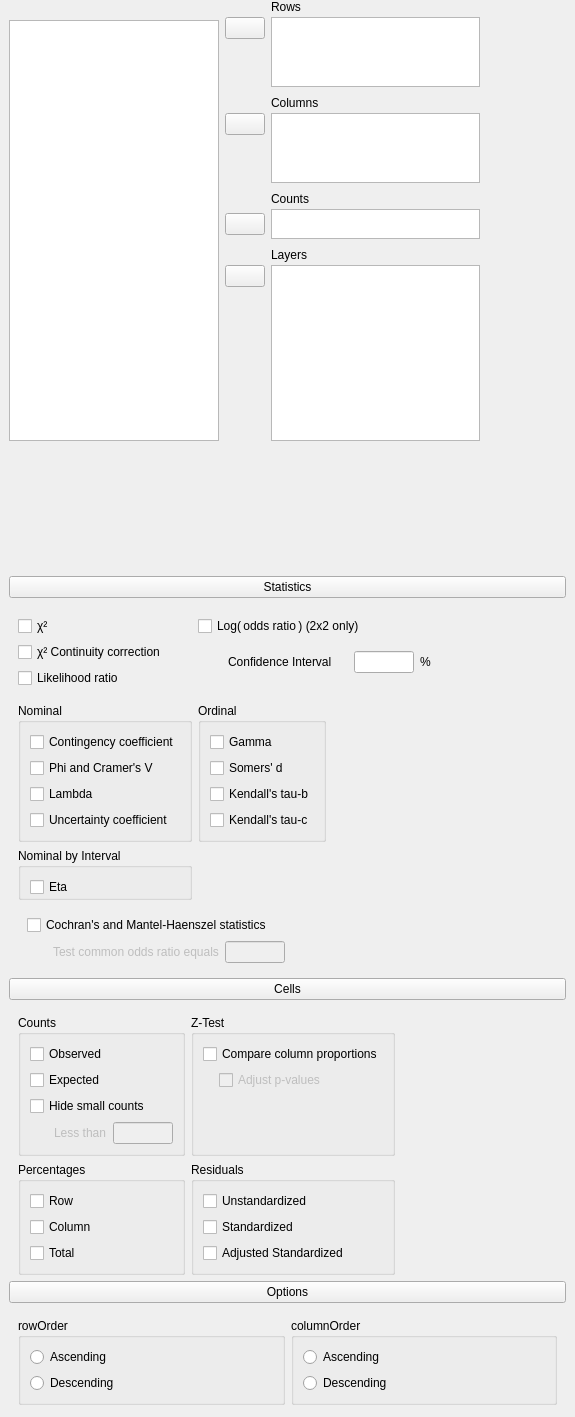
The window that JASP-Desktop/analysisforms/crosstabsform.ui (jasp-stats/jasp-desktop) describes before a commit, drawn with Qt 5.
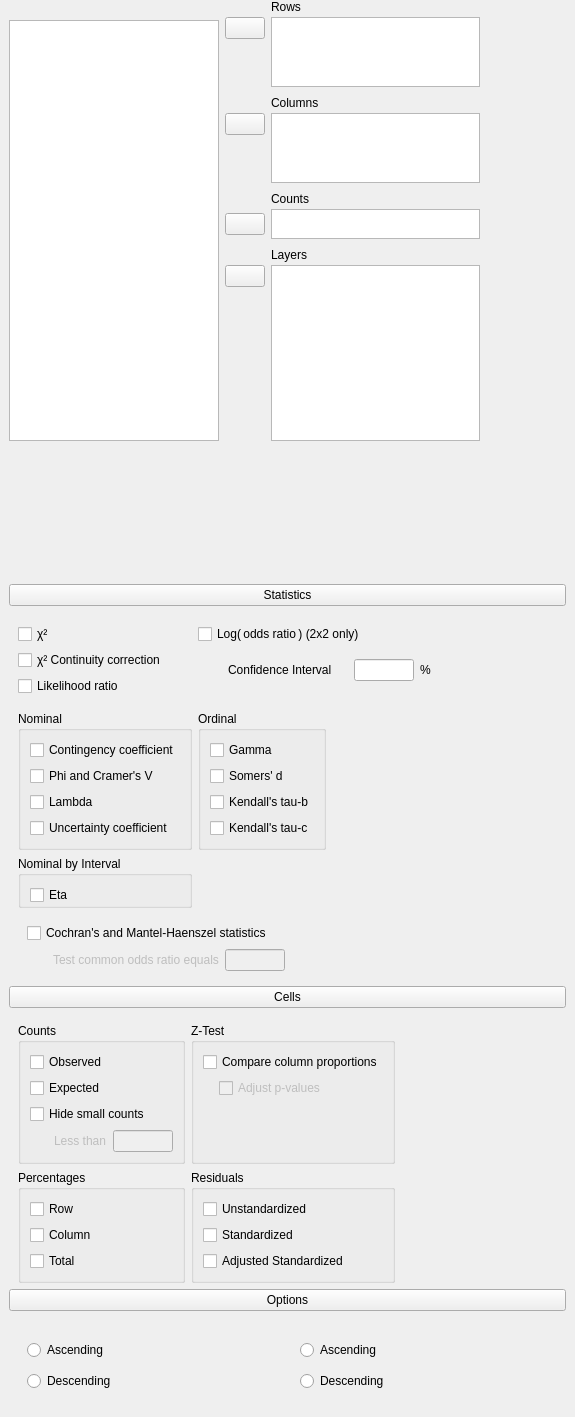
The same window after the commit. Custom widgets are drawn as their Qt base class.

Commit message: Cont. Tables: Enabling row & column order options

What changed in the file:
```diff
--- a/JASP-Desktop/analysisforms/crosstabsform.ui
+++ b/JASP-Desktop/analysisforms/crosstabsform.ui
@@ -633,9 +633,9 @@
        <widget class="QWidget" name="panelOptions" native="true">
         <layout class="QGridLayout" name="gridLayout_21">
          <item row="0" column="0">
-          <widget class="BoundGroupBox" name="rowOrder">
-           <property name="title">
-            <string>rowOrder</string>
+          <widget class="BoundGroupBox" name="rowOrder" native="true">
+           <property name="title" stdset="0">
+            <string>Row Order</string>
            </property>
            <layout class="QGridLayout" name="gridLayout_24">
             <item row="0" column="0">
@@ -656,9 +656,9 @@
           </widget>
          </item>
          <item row="0" column="1">
-          <widget class="BoundGroupBox" name="columnOrder">
-           <property name="title">
-            <string>columnOrder</string>
+          <widget class="BoundGroupBox" name="columnOrder" native="true">
+           <property name="title" stdset="0">
+            <string>Column Order</string>
            </property>
            <layout class="QGridLayout" name="gridLayout_25">
             <item row="0" column="0">
@@ -981,9 +981,20 @@
    <extends>QCheckBox</extends>
    <header>widgets/boundcheckbox.h</header>
   </customwidget>
+  <customwidget>
+   <class>GroupBox</class>
+   <extends>QGroupBox</extends>
+   <header>widgets/groupbox.h</header>
+   <container>1</container>
+  </customwidget>
+  <customwidget>
+   <class>BoundTextBox</class>
+   <extends>QLineEdit</extends>
+   <header>widgets/boundtextbox.h</header>
+  </customwidget>
   <customwidget>
    <class>BoundGroupBox</class>
-   <extends>QGroupBox</extends>
+   <extends>QWidget</extends>
    <header>widgets/boundgroupbox.h</header>
    <container>1</container>
   </customwidget>
@@ -992,17 +1003,6 @@
    <extends>QPushButton</extends>
    <header>widgets/expanderbutton.h</header>
   </customwidget>
-  <customwidget>
-   <class>BoundTextBox</class>
-   <extends>QLineEdit</extends>
-   <header>widgets/boundtextbox.h</header>
-  </customwidget>
-  <customwidget>
-   <class>GroupBox</class>
-   <extends>QGroupBox</extends>
-   <header>widgets/groupbox.h</header>
-   <container>1</container>
-  </customwidget>
  </customwidgets>
  <resources/>
  <connections>
```
The commit also changes 2 other files.
